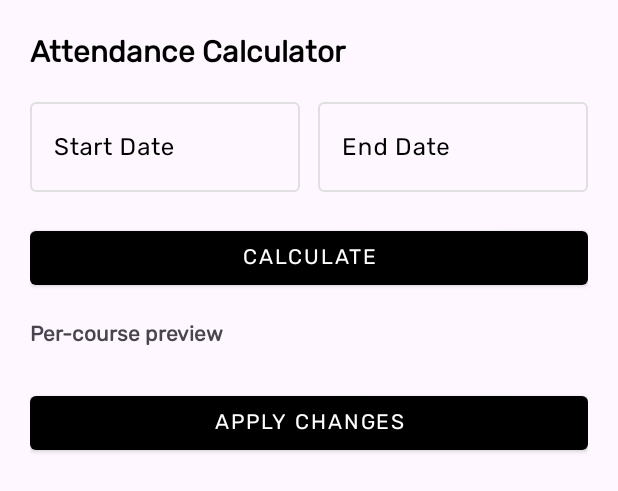
After one commit to Salmanmalvasi/StudentCC, an Android app: the layout fragment_attendance_calculator.xml on its own in the app's theme, with its tools: preview values and no code run, on a phone screen of 412 x 824 dp. The commit adds this screen. Shown: the top 491 px of the screen. Run offline under Robolectric (Android 15) with nearby library versions, the phone set to English and light mode, and no system bars.

Commit message:
Add attendance calculator feature and UI improvements

```diff
--- a/app/src/main/java/tk/therealsuji/vtopchennai/interfaces/CoursesDao.java
+++ b/app/src/main/java/tk/therealsuji/vtopchennai/interfaces/CoursesDao.java
@@ -32,4 +32,7 @@ public interface CoursesDao {
     @Query("SELECT title AS courseTitle, type AS courseType, faculty, slot, venue, attended AS attendanceAttended, total AS attendanceTotal, percentage AS attendancePercentage " +
             "FROM courses LEFT JOIN slots ON slots.course_id = courses.id LEFT JOIN attendance ON attendance.course_id = courses.id WHERE code = :courseCode")
     Single<List<Course.AllData>> getCourse(String courseCode);
+
+    @Query("SELECT id FROM courses WHERE code = :courseCode LIMIT 1")
+    Single<Integer> getCourseIdByCode(String courseCode);
 }
--- a/app/src/main/res/layout/activity_login.xml
+++ b/app/src/main/res/layout/activity_login.xml
@@ -5,6 +5,7 @@
     android:layout_width="match_parent"
     android:layout_height="match_parent"
     android:fitsSystemWindows="true"
+    android:background="?android:colorBackground"
     android:orientation="vertical"
     tools:context=".activities.LoginActivity">
 
--- /dev/null
+++ b/app/src/main/res/layout/fragment_attendance_calculator.xml
@@ -0,0 +1,95 @@
+<?xml version="1.0" encoding="utf-8"?>
+<ScrollView xmlns:android="http://schemas.android.com/apk/res/android"
+    xmlns:app="http://schemas.android.com/apk/res-auto"
+    android:layout_width="match_parent"
+    android:layout_height="match_parent"
+    android:fillViewport="true"
+    android:background="?android:colorBackground">
+
+    <LinearLayout
+        android:layout_width="match_parent"
+        android:layout_height="wrap_content"
+        android:orientation="vertical"
+        android:padding="20dp">
+
+        <TextView
+            android:layout_width="match_parent"
+            android:layout_height="wrap_content"
+            android:text="@string/attendance_calculator"
+            android:textStyle="bold"
+            android:textSize="20sp"
+            android:textColor="?attr/colorPrimary" />
+
+
+
+        <LinearLayout
+            android:layout_width="match_parent"
+            android:layout_height="wrap_content"
+            android:layout_marginTop="12dp"
+            android:orientation="horizontal">
+            <com.google.android.material.textfield.TextInputLayout
+                android:layout_width="0dp"
+                android:layout_height="wrap_content"
+                android:layout_weight="1">
+                <com.google.android.material.textfield.TextInputEditText
+                    android:id="@+id/input_start_date"
+                    android:layout_width="match_parent"
+                    android:layout_height="wrap_content"
+                    android:focusable="false"
+                    android:hint="@string/start_date" />
+            </com.google.android.material.textfield.TextInputLayout>
+
+            <View
+                android:layout_width="12dp"
+                android:layout_height="0dp" />
+
+            <com.google.android.material.textfield.TextInputLayout
+                android:layout_width="0dp"
+                android:layout_height="wrap_content"
+                android:layout_weight="1">
+                <com.google.android.material.textfield.TextInputEditText
+                    android:id="@+id/input_end_date"
+                    android:layout_width="match_parent"
+                    android:layout_height="wrap_content"
+                    android:focusable="false"
+                    android:hint="@string/end_date" />
+            </com.google.android.material.textfield.TextInputLayout>
+        </LinearLayout>
+
+
+
+        <com.google.android.material.button.MaterialButton
+            android:id="@+id/button_calculate"
+            style="@style/Widget.MaterialComponents.Button"
+            android:layout_width="match_parent"
+            android:layout_height="wrap_content"
+            android:layout_marginTop="20dp"
+            android:text="@string/calculate" />
+
+
+
+        <TextView
+            android:layout_width="match_parent"
+            android:layout_height="wrap_content"
+            android:layout_marginTop="16dp"
+            android:text="Per-course preview"
+            android:textStyle="bold" />
+
+        <LinearLayout
+            android:id="@+id/layout_course_preview"
+            android:layout_width="match_parent"
+            android:layout_height="wrap_content"
+            android:orientation="vertical"
+            android:layout_marginTop="8dp" />
+
+        <com.google.android.material.button.MaterialButton
+            android:id="@+id/button_apply"
+            style="@style/Widget.MaterialComponents.Button"
+            android:layout_width="match_parent"
+            android:layout_height="wrap_content"
+            android:layout_marginTop="16dp"
+            android:text="Apply changes" />
+
+    </LinearLayout>
+
+</ScrollView>
--- a/app/src/main/res/values-night/colors.xml
+++ b/app/src/main/res/values-night/colors.xml
@@ -87,8 +87,8 @@
     <!-- Black/Neutral Theme Colors (Dark Mode) -->
     <color name="colorPrimaryBlack">#FFFFFF</color>
     <color name="colorOnPrimaryBlack">#000000</color>
-    <color name="colorPrimaryContainerBlack">#9E9E9E</color>
-    <color name="colorOnPrimaryContainerBlack">#E0E0E0</color>
+    <color name="colorPrimaryContainerBlack">#000000</color>
+    <color name="colorOnPrimaryContainerBlack">#FFFFFF</color>
     <color name="colorSecondaryBlack">#9E9E9E</color>
     <color name="colorOnSecondaryBlack">#E0E0E0</color>
     <color name="colorSecondaryContainerBlack">#0d1117</color>
--- a/app/src/main/res/values-night/themes.xml
+++ b/app/src/main/res/values-night/themes.xml
@@ -57,7 +57,7 @@
     </style>
 
     <style name="Theme.VTOP.Login" parent="Base.Theme.VTOP">
-        <item name="android:windowBackground">@color/colorPrimaryContainerBlack</item>
+        <item name="android:windowBackground">@color/colorBackgroundBlack</item>
     </style>
 
 </resources>
```
Also changed, not shown: app/src/main/java/tk/therealsuji/vtopchennai/activities/WebViewActivity.java (+17 -1 lines), app/src/main/java/tk/therealsuji/vtopchennai/fragments/AttendanceCalculatorFragment.java (added, +401 -0 lines), app/src/main/java/tk/therealsuji/vtopchennai/fragments/ProfileFragment.java (+44 -0 lines), app/src/main/java/tk/therealsuji/vtopchennai/interfaces/AttendanceDao.java (+7 -0 lines), app/src/main/res/layout/activity_web_view.xml (+16 -0 lines), app/src/main/res/values/strings.xml (+23 -0 lines).
